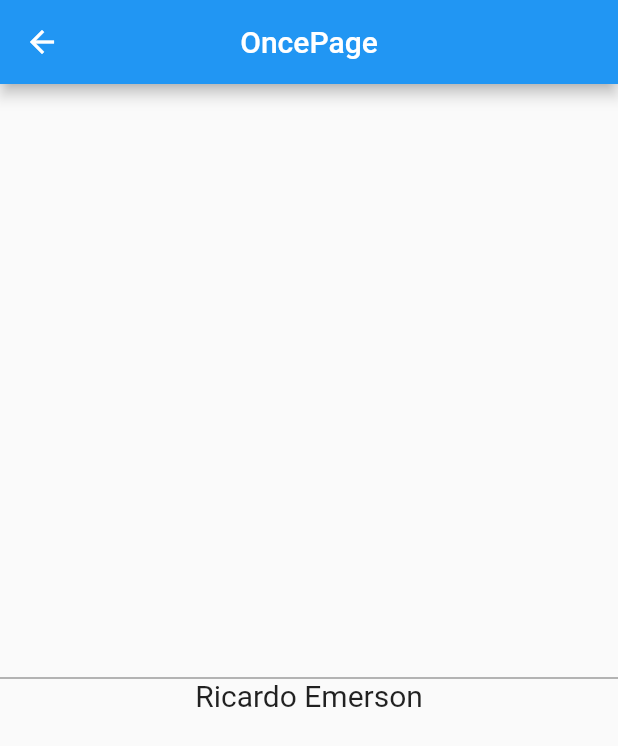
After one commit to ricardoemerson/getx-state-manager, a Flutter app: the WorkersPage screen opened by its route, after a tap on "Once Worker", on a phone screen of 412 x 824 dp. The commit adds this screen. Shown: the top 746 px of the screen. Run offline on Flutter 3.47's test engine with Material 2 defaults, Android fonts, the phone set to English and light mode, and no system bars; our stand-ins replace get.

Commit message:
Adicionado exemplo de uso do worker once.

```diff
--- /dev/null
+++ b/lib/pages/workers/once/once_controller.dart
@@ -0,0 +1,38 @@
+import 'package:flutter/material.dart';
+import 'package:get/get.dart';
+
+class OnceController extends GetxController {
+  final _workers = <Worker>[];
+  final _name = 'Ricardo Emerson'.obs;
+
+  String get name => _name.value;
+
+  @override
+  void onInit() {
+    super.onInit();
+
+    final onceWorker = once<String>(
+      _name,
+      (name) {
+        debugPrint('Executando o worker once: $name');
+      },
+      cancelOnError: true,
+      condition: () => _name.value.startsWith('Ri'),
+    );
+
+    _workers.add(onceWorker);
+  }
+
+  @override
+  void onClose() {
+    for (final worker in _workers) {
+      worker();
+    }
+
+    super.onClose();
+  }
+
+  void changeName(String value) {
+    _name(value);
+  }
+}
--- /dev/null
+++ b/lib/pages/workers/once/once_page.dart
@@ -0,0 +1,36 @@
+import 'package:flutter/material.dart';
+import 'package:get/get.dart';
+
+import 'once_controller.dart';
+
+class OncePage extends StatelessWidget {
+  final controller = Get.find<OnceController>();
+
+  OncePage({Key? key}) : super(key: key);
+
+  @override
+  Widget build(BuildContext context) {
+    return Scaffold(
+      appBar: AppBar(
+        title: const Text('OncePage'),
+        centerTitle: true,
+      ),
+      body: Center(
+        child: Column(
+          mainAxisAlignment: MainAxisAlignment.center,
+          children: [
+            TextFormField(
+              onChanged: controller.changeName,
+            ),
+            Obx(() {
+              return Text(
+                controller.name,
+                style: const TextStyle(fontSize: 20),
+              );
+            }),
+          ],
+        ),
+      ),
+    );
+  }
+}
--- a/lib/pages/workers/workers_page.dart
+++ b/lib/pages/workers/workers_page.dart
@@ -19,6 +19,10 @@ class WorkersPage extends StatelessWidget {
               onPressed: () => Get.toNamed('/workers/ever'),
               child: const Text('Ever Worker'),
             ),
+            TextButton(
+              onPressed: () => Get.toNamed('/workers/once'),
+              child: const Text('Once Worker'),
+            ),
           ],
         ),
       ),
```
Also changed, not shown: lib/main.dart (+9 -0 lines).
